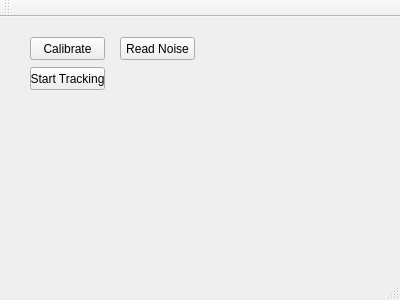
jwatto01/SeniorCapstone, file GitTest2/mainwindow.ui: the form before one commit.
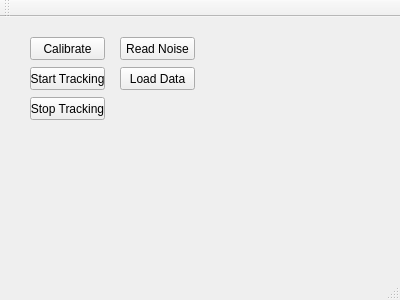
The form after the commit.

Patch:
```diff
--- a/GitTest2/mainwindow.ui
+++ b/GitTest2/mainwindow.ui
@@ -53,6 +53,32 @@
      <string>Start Tracking</string>
     </property>
    </widget>
+   <widget class="QPushButton" name="loadDataBtn">
+    <property name="geometry">
+     <rect>
+      <x>120</x>
+      <y>50</y>
+      <width>75</width>
+      <height>23</height>
+     </rect>
+    </property>
+    <property name="text">
+     <string>Load Data</string>
+    </property>
+   </widget>
+   <widget class="QPushButton" name="stopTrackingBtn">
+    <property name="geometry">
+     <rect>
+      <x>30</x>
+      <y>80</y>
+      <width>75</width>
+      <height>23</height>
+     </rect>
+    </property>
+    <property name="text">
+     <string>Stop Tracking</string>
+    </property>
+   </widget>
   </widget>
   <widget class="QMenuBar" name="menuBar">
    <property name="geometry">
```
Left out of the diff: 4 changed lines with no effect on the pictures.
